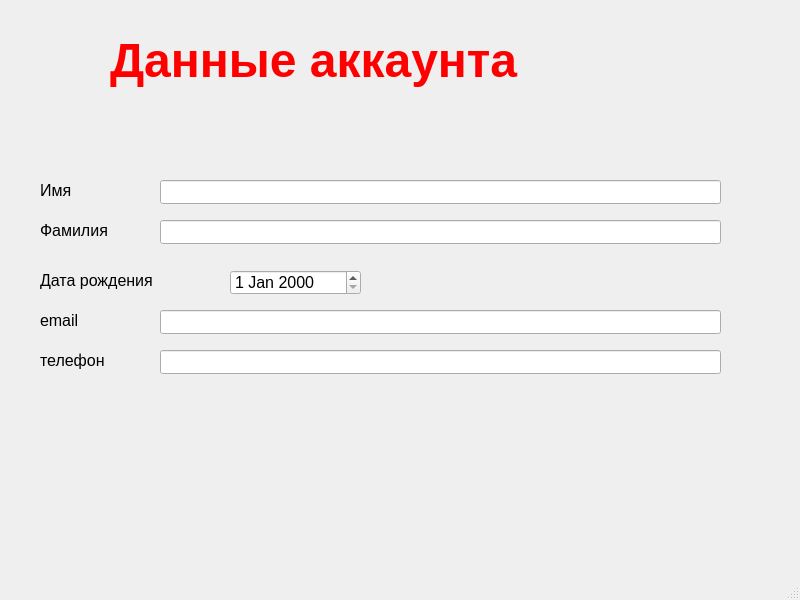
Before: the Qt Designer form accountinfo.ui in itstep-shambala/Account, drawn with Qt 5.
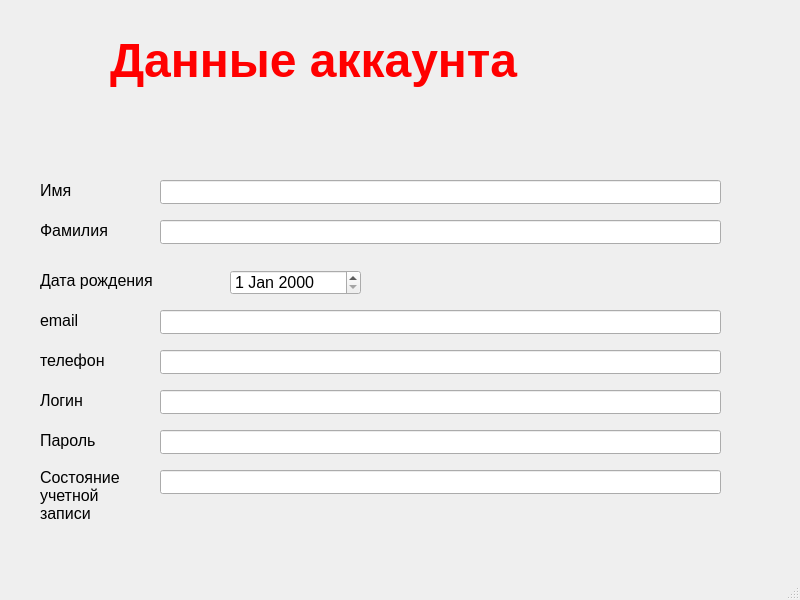
After: the same form once the commit is applied.

What changed in the file:
```diff
--- a/accountinfo.ui
+++ b/accountinfo.ui
@@ -157,6 +157,81 @@
      </rect>
     </property>
    </widget>
+   <widget class="QLabel" name="label_password">
+    <property name="geometry">
+     <rect>
+      <x>40</x>
+      <y>430</y>
+      <width>101</width>
+      <height>21</height>
+     </rect>
+    </property>
+    <property name="text">
+     <string>Пароль</string>
+    </property>
+   </widget>
+   <widget class="QLineEdit" name="input_password">
+    <property name="geometry">
+     <rect>
+      <x>160</x>
+      <y>430</y>
+      <width>561</width>
+      <height>24</height>
+     </rect>
+    </property>
+   </widget>
+   <widget class="QLabel" name="label_login">
+    <property name="geometry">
+     <rect>
+      <x>40</x>
+      <y>390</y>
+      <width>101</width>
+      <height>21</height>
+     </rect>
+    </property>
+    <property name="text">
+     <string>Логин</string>
+    </property>
+   </widget>
+   <widget class="QLineEdit" name="input_login">
+    <property name="geometry">
+     <rect>
+      <x>160</x>
+      <y>390</y>
+      <width>561</width>
+      <height>24</height>
+     </rect>
+    </property>
+    <property name="text">
+     <string/>
+    </property>
+   </widget>
+   <widget class="QLabel" name="label_isActive">
+    <property name="geometry">
+     <rect>
+      <x>40</x>
+      <y>470</y>
+      <width>101</width>
+      <height>51</height>
+     </rect>
+    </property>
+    <property name="text">
+     <string>Состояние учетной записи</string>
+    </property>
+    <property name="wordWrap">
+     <bool>true</bool>
+    </property>
+   </widget>
+   <widget class="QLineEdit" name="input_isActive">
+    <property name="geometry">
+     <rect>
+      <x>160</x>
+      <y>470</y>
+      <width>561</width>
+      <height>24</height>
+     </rect>
+    </property>
+   </widget>
   </widget>
   <widget class="QMenuBar" name="menubar">
    <property name="geometry">
```
Left out of the diff: 2 changed lines with no effect on the pictures.
